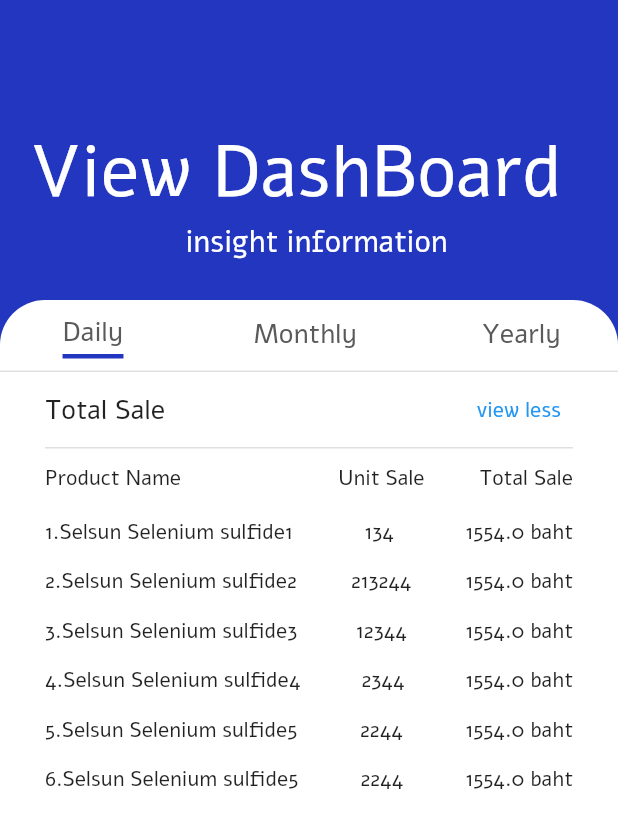
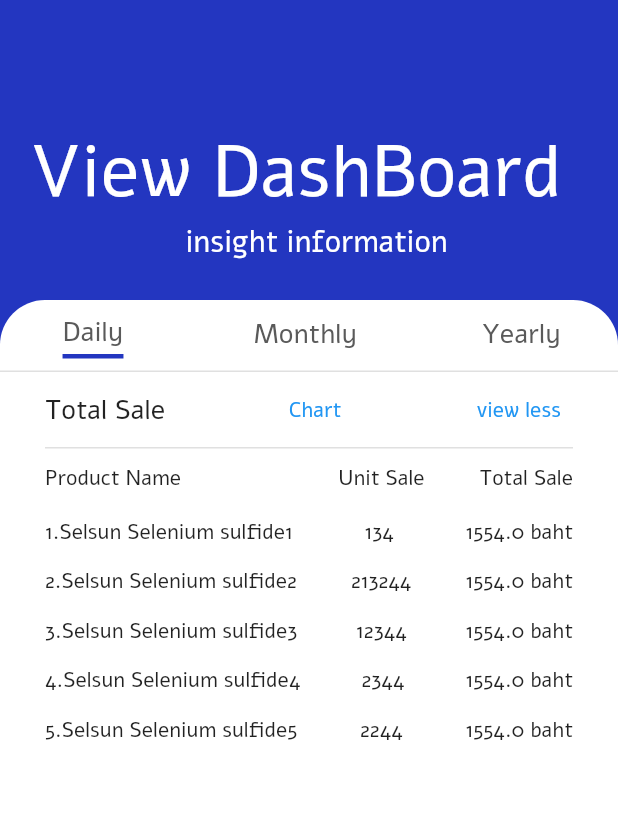
Before and after one commit to CSC234/Memby-application, a Flutter app: the ViewAll screen opened directly, on a phone screen of 412 x 824 dp. Shown: the top 828 px of the screen. Run offline on Flutter 3.47's test engine with Material 2 defaults, Android fonts, the phone set to English and light mode, and no system bars; our stand-ins replace charts_flutter, cloud_firestore, dotted_decoration, email_validator, firebase_auth, firebase_core and 4 more; missing offline and left inert: flutter_auth_buttons; accounts and stored records are empty; network calls fail.

Commit message:
[UPDATE] ViewAll Chart button

```diff
--- a/lib/components/viewAll.dart
+++ b/lib/components/viewAll.dart
@@ -1,5 +1,6 @@
 import 'package:flutter/material.dart';
 import 'package:memby/components/TotalSaleList.dart';
+import 'package:memby/components/chart.dart';
 import '../constants.dart';
 
 List<TotalSaleList> productList = [
@@ -230,6 +231,22 @@ class _ViewAllState extends State<ViewAll> {
                                                                   fontSize:
                                                                       18)),
                                                         ),
+                                                        Container(
+                                                          child: TextButton(
+                                                            child:
+                                                                Text("Chart"),
+                                                            onPressed: () {
+                                                              Navigator.push(
+                                                                context,
+                                                                new MaterialPageRoute(
+                                                                  builder:
+                                                                      (context) =>
+                                                                          Chart(),
+                                                                ),
+                                                              );
+                                                            },
+                                                          ),
+                                                        ),
                                                         HandleViewAll(),
                                                       ],
                                                     ),
@@ -266,7 +283,7 @@ class _ViewAllState extends State<ViewAll> {
                                                       ),
                                                     ),
                                                     Container(
-                                                      height: height,
+                                                      height: height * 0.2,
                                                       width: width * (90 / 100),
                                                       child: makeProductList(),
                                                     ),
--- a/lib/screens/viewDashboard.dart
+++ b/lib/screens/viewDashboard.dart
@@ -153,7 +153,7 @@ class _DashBoardState extends State<DashBoard> {
               context,
               new MaterialPageRoute(
                 builder: (context) => ViewAll(),
-              ));
+              ),);
         },
       );
     } else {
--- a/pubspec.yaml
+++ b/pubspec.yaml
@@ -30,6 +30,7 @@ dependencies:
   google_sign_in: ^4.5.3
   dotted_decoration: ^1.2.2
   provider: ^5.0.0
+  charts_flutter: ^0.8.1
   validators: ^2.0.0
   email_validator: '^1.0.6'
   url_launcher:
```
Also changed, not shown: pubspec.lock.
